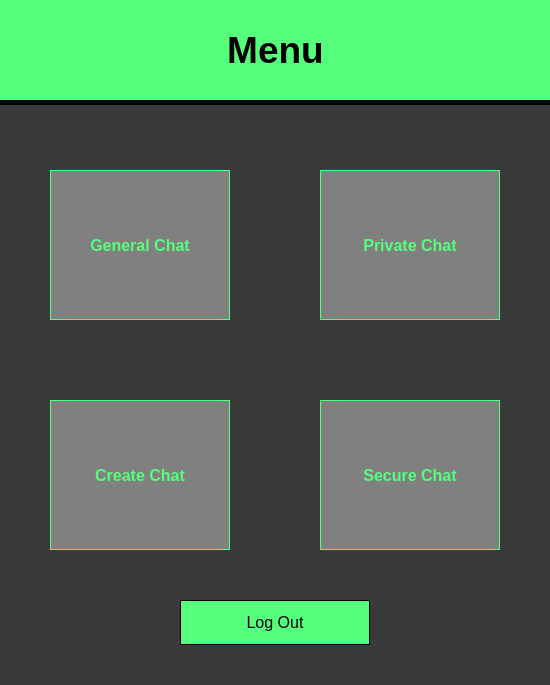
Above: Cove_Client/cove_menu.ui from tyler-becker/Middle-Management-CMPS285 before the change. Below: the same form after it.
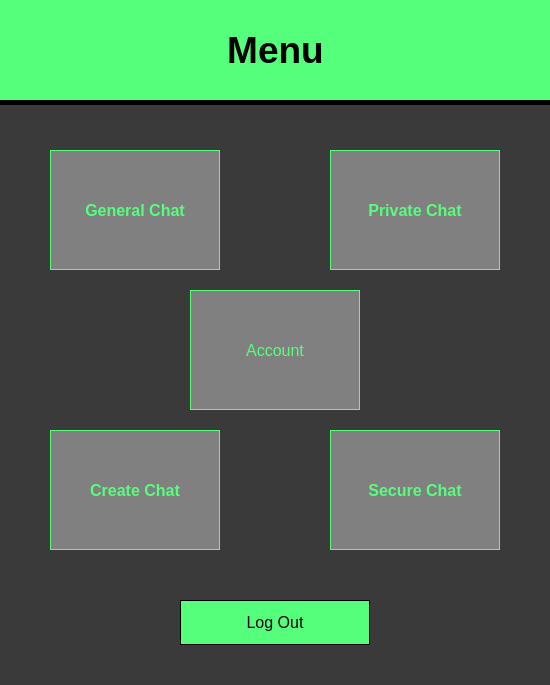
That is the form after the change.

Patch:
```diff
--- a/Cove_Client/cove_menu.ui
+++ b/Cove_Client/cove_menu.ui
@@ -441,9 +441,9 @@
    <property name="geometry">
     <rect>
      <x>50</x>
-     <y>400</y>
-     <width>180</width>
-     <height>150</height>
+     <y>430</y>
+     <width>170</width>
+     <height>120</height>
     </rect>
    </property>
    <property name="palette">
@@ -976,10 +976,10 @@
   <widget class="QPushButton" name="pushButton_PrivateChat">
    <property name="geometry">
     <rect>
-     <x>320</x>
-     <y>170</y>
-     <width>180</width>
-     <height>150</height>
+     <x>330</x>
+     <y>150</y>
+     <width>170</width>
+     <height>120</height>
     </rect>
    </property>
    <property name="palette">
@@ -1482,10 +1482,10 @@
   <widget class="QPushButton" name="pushButton_SecureChat">
    <property name="geometry">
     <rect>
-     <x>320</x>
-     <y>400</y>
-     <width>180</width>
-     <height>150</height>
+     <x>330</x>
+     <y>430</y>
+     <width>170</width>
+     <height>120</height>
     </rect>
    </property>
    <property name="palette">
@@ -1990,9 +1990,9 @@
    <property name="geometry">
     <rect>
      <x>50</x>
-     <y>170</y>
-     <width>180</width>
-     <height>150</height>
+     <y>150</y>
+     <width>170</width>
+     <height>120</height>
     </rect>
    </property>
    <property name="palette">
@@ -2828,6 +2828,35 @@
     <enum>Qt::Horizontal</enum>
    </property>
   </widget>
+  <widget class="QPushButton" name="pushButton_Account">
+   <property name="geometry">
+    <rect>
+     <x>190</x>
+     <y>290</y>
+     <width>170</width>
+     <height>120</height>
+    </rect>
+   </property>
+   <property name="styleSheet">
+    <string notr="true">QPushButton
+{
+	color: #55ff7c;
+	background-color: grey;
+	alternate-background-color: grey;
+	font: bold 12pt &quot;Arial&quot;;
+	selection-color: grey;
+	selection-background-color: black;
+	border: 1px solid #55ff7c
+}
+QPushButton:hover
+{
+	border: 2px solid #55ff7c;
+}</string>
+   </property>
+   <property name="text">
+    <string>Account</string>
+   </property>
+  </widget>
   <zorder>pushButton_CreateChat</zorder>
   <zorder>pushButton_PrivateChat</zorder>
   <zorder>pushButton_SecureChat</zorder>
```
Left out of the diff: 1 changed line with no effect on the pictures.
